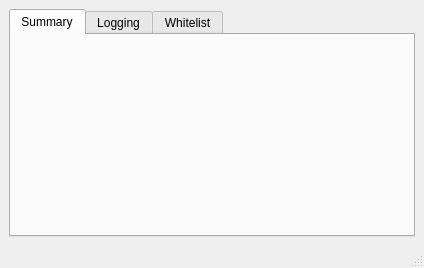
colecathcart/609Capstone, file GUI/mainwindow.ui: the form before one commit.
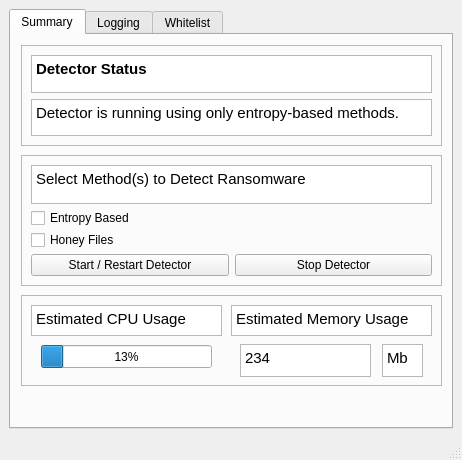
The form after the commit. The open tabs and pages were chosen to show the change.

Commit message: Summary tab layout

Patch:
```diff
--- a/GUI/mainwindow.ui
+++ b/GUI/mainwindow.ui
@@ -6,19 +6,34 @@
    <rect>
     <x>0</x>
     <y>0</y>
-    <width>424</width>
-    <height>268</height>
+    <width>462</width>
+    <height>460</height>
    </rect>
   </property>
+  <property name="sizePolicy">
+   <sizepolicy hsizetype="Maximum" vsizetype="Maximum">
+    <horstretch>0</horstretch>
+    <verstretch>0</verstretch>
+   </sizepolicy>
+  </property>
+  <property name="maximumSize">
+   <size>
+    <width>462</width>
+    <height>460</height>
+   </size>
+  </property>
   <property name="windowTitle">
    <string>EntropyCop</string>
   </property>
   <widget class="QWidget" name="centralwidget">
    <layout class="QHBoxLayout" name="horizontalLayout">
     <item>
-     <layout class="QVBoxLayout" name="verticalLayout">
+     <layout class="QHBoxLayout" name="horizontalLayout_2">
       <item>
        <widget class="QTabWidget" name="tabWidget">
+        <property name="tabPosition">
+         <enum>QTabWidget::TabPosition::North</enum>
+        </property>
         <property name="currentIndex">
          <number>2</number>
         </property>
@@ -26,6 +41,275 @@
          <attribute name="title">
           <string>Summary</string>
          </attribute>
+         <widget class="QFrame" name="frame">
+          <property name="geometry">
+           <rect>
+            <x>10</x>
+            <y>120</y>
+            <width>421</width>
+            <height>131</height>
+           </rect>
+          </property>
+          <property name="sizePolicy">
+           <sizepolicy hsizetype="Preferred" vsizetype="Preferred">
+            <horstretch>0</horstretch>
+            <verstretch>0</verstretch>
+           </sizepolicy>
+          </property>
+          <property name="frameShape">
+           <enum>QFrame::Shape::StyledPanel</enum>
+          </property>
+          <property name="frameShadow">
+           <enum>QFrame::Shadow::Raised</enum>
+          </property>
+          <layout class="QGridLayout" name="gridLayout">
+           <item row="2" column="1">
+            <widget class="QPushButton" name="pushButton_2">
+             <property name="text">
+              <string>Stop Detector</string>
+             </property>
+            </widget>
+           </item>
+           <item row="2" column="0">
+            <widget class="QPushButton" name="pushButton">
+             <property name="text">
+              <string>Start / Restart Detector</string>
+             </property>
+            </widget>
+           </item>
+           <item row="1" column="0">
+            <layout class="QVBoxLayout" name="verticalLayout">
+             <item>
+              <widget class="QCheckBox" name="checkBox">
+               <property name="text">
+                <string>Entropy Based</string>
+               </property>
+              </widget>
+             </item>
+             <item>
+              <widget class="QCheckBox" name="checkBox_2">
+               <property name="text">
+                <string>Honey Files</string>
+               </property>
+              </widget>
+             </item>
+            </layout>
+           </item>
+           <item row="0" column="0" colspan="2">
+            <widget class="QTextBrowser" name="textBrowser_2">
+             <property name="html">
+              <string>&lt;!DOCTYPE HTML PUBLIC &quot;-//W3C//DTD HTML 4.0//EN&quot; &quot;http://www.w3.org/TR/REC-html40/strict.dtd&quot;&gt;
+&lt;html&gt;&lt;head&gt;&lt;meta name=&quot;qrichtext&quot; content=&quot;1&quot; /&gt;&lt;meta charset=&quot;utf-8&quot; /&gt;&lt;style type=&quot;text/css&quot;&gt;
+p, li { white-space: pre-wrap; }
+hr { height: 1px; border-width: 0; }
+li.unchecked::marker { content: &quot;\2610&quot;; }
+li.checked::marker { content: &quot;\2612&quot;; }
+&lt;/style&gt;&lt;/head&gt;&lt;body style=&quot; font-family:'Ubuntu Sans'; font-size:11pt; font-weight:400; font-style:normal;&quot;&gt;
+&lt;p style=&quot; margin-top:0px; margin-bottom:0px; margin-left:0px; margin-right:0px; -qt-block-indent:0; text-indent:0px;&quot;&gt;Select Method(s) to Detect Ransomware &lt;/p&gt;&lt;/body&gt;&lt;/html&gt;</string>
+             </property>
+            </widget>
+           </item>
+          </layout>
+         </widget>
+         <widget class="QFrame" name="frame_2">
+          <property name="geometry">
+           <rect>
+            <x>10</x>
+            <y>260</y>
+            <width>421</width>
+            <height>91</height>
+           </rect>
+          </property>
+          <property name="frameShape">
+           <enum>QFrame::Shape::StyledPanel</enum>
+          </property>
+          <property name="frameShadow">
+           <enum>QFrame::Shadow::Raised</enum>
+          </property>
+          <widget class="QTextBrowser" name="textBrowser_5">
+           <property name="geometry">
+            <rect>
+             <x>10</x>
+             <y>10</y>
+             <width>191</width>
+             <height>31</height>
+            </rect>
+           </property>
+           <property name="verticalScrollBarPolicy">
+            <enum>Qt::ScrollBarPolicy::ScrollBarAlwaysOff</enum>
+           </property>
+           <property name="horizontalScrollBarPolicy">
+            <enum>Qt::ScrollBarPolicy::ScrollBarAlwaysOff</enum>
+           </property>
+           <property name="html">
+            <string>&lt;!DOCTYPE HTML PUBLIC &quot;-//W3C//DTD HTML 4.0//EN&quot; &quot;http://www.w3.org/TR/REC-html40/strict.dtd&quot;&gt;
+&lt;html&gt;&lt;head&gt;&lt;meta name=&quot;qrichtext&quot; content=&quot;1&quot; /&gt;&lt;meta charset=&quot;utf-8&quot; /&gt;&lt;style type=&quot;text/css&quot;&gt;
+p, li { white-space: pre-wrap; }
+hr { height: 1px; border-width: 0; }
+li.unchecked::marker { content: &quot;\2610&quot;; }
+li.checked::marker { content: &quot;\2612&quot;; }
+&lt;/style&gt;&lt;/head&gt;&lt;body style=&quot; font-family:'Ubuntu Sans'; font-size:11pt; font-weight:400; font-style:normal;&quot;&gt;
+&lt;p style=&quot; margin-top:0px; margin-bottom:0px; margin-left:0px; margin-right:0px; -qt-block-indent:0; text-indent:0px;&quot;&gt;Estimated CPU Usage&lt;/p&gt;&lt;/body&gt;&lt;/html&gt;</string>
+           </property>
+          </widget>
+          <widget class="QTextBrowser" name="textBrowser_6">
+           <property name="geometry">
+            <rect>
+             <x>210</x>
+             <y>10</y>
+             <width>201</width>
+             <height>31</height>
+            </rect>
+           </property>
+           <property name="verticalScrollBarPolicy">
+            <enum>Qt::ScrollBarPolicy::ScrollBarAlwaysOff</enum>
+           </property>
+           <property name="horizontalScrollBarPolicy">
+            <enum>Qt::ScrollBarPolicy::ScrollBarAlwaysOff</enum>
+           </property>
+           <property name="html">
+            <string>&lt;!DOCTYPE HTML PUBLIC &quot;-//W3C//DTD HTML 4.0//EN&quot; &quot;http://www.w3.org/TR/REC-html40/strict.dtd&quot;&gt;
+&lt;html&gt;&lt;head&gt;&lt;meta name=&quot;qrichtext&quot; content=&quot;1&quot; /&gt;&lt;meta charset=&quot;utf-8&quot; /&gt;&lt;style type=&quot;text/css&quot;&gt;
+p, li { white-space: pre-wrap; }
+hr { height: 1px; border-width: 0; }
+li.unchecked::marker { content: &quot;\2610&quot;; }
+li.checked::marker { content: &quot;\2612&quot;; }
+&lt;/style&gt;&lt;/head&gt;&lt;body style=&quot; font-family:'Ubuntu Sans'; font-size:11pt; font-weight:400; font-style:normal;&quot;&gt;
+&lt;p style=&quot; margin-top:0px; margin-bottom:0px; margin-left:0px; margin-right:0px; -qt-block-indent:0; text-indent:0px;&quot;&gt;Estimated Memory Usage&lt;/p&gt;&lt;/body&gt;&lt;/html&gt;</string>
+           </property>
+          </widget>
+          <widget class="QWidget" name="widget" native="true">
+           <property name="geometry">
+            <rect>
+             <x>10</x>
+             <y>40</y>
+             <width>191</width>
+             <height>41</height>
+            </rect>
+           </property>
+           <widget class="QProgressBar" name="progressBar">
+            <property name="geometry">
+             <rect>
+              <x>10</x>
+              <y>10</y>
+              <width>171</width>
+              <height>23</height>
+             </rect>
+            </property>
+            <property name="value">
+             <number>13</number>
+            </property>
+           </widget>
+          </widget>
+          <widget class="QWidget" name="widget_2" native="true">
+           <property name="geometry">
+            <rect>
+             <x>210</x>
+             <y>40</y>
+             <width>201</width>
+             <height>51</height>
+            </rect>
+           </property>
+           <widget class="QTextBrowser" name="textBrowser_7">
+            <property name="geometry">
+             <rect>
+              <x>9</x>
+              <y>9</y>
+              <width>131</width>
+              <height>33</height>
+             </rect>
+            </property>
+            <property name="verticalScrollBarPolicy">
+             <enum>Qt::ScrollBarPolicy::ScrollBarAlwaysOff</enum>
+            </property>
+            <property name="horizontalScrollBarPolicy">
+             <enum>Qt::ScrollBarPolicy::ScrollBarAlwaysOff</enum>
+            </property>
+            <property name="html">
+             <string>&lt;!DOCTYPE HTML PUBLIC &quot;-//W3C//DTD HTML 4.0//EN&quot; &quot;http://www.w3.org/TR/REC-html40/strict.dtd&quot;&gt;
+&lt;html&gt;&lt;head&gt;&lt;meta name=&quot;qrichtext&quot; content=&quot;1&quot; /&gt;&lt;meta charset=&quot;utf-8&quot; /&gt;&lt;style type=&quot;text/css&quot;&gt;
+p, li { white-space: pre-wrap; }
+hr { height: 1px; border-width: 0; }
+li.unchecked::marker { content: &quot;\2610&quot;; }
+li.checked::marker { content: &quot;\2612&quot;; }
+&lt;/style&gt;&lt;/head&gt;&lt;body style=&quot; font-family:'Ubuntu Sans'; font-size:11pt; font-weight:400; font-style:normal;&quot;&gt;
+&lt;p style=&quot; margin-top:0px; margin-bottom:0px; margin-left:0px; margin-right:0px; -qt-block-indent:0; text-indent:0px;&quot;&gt;234&lt;/p&gt;&lt;/body&gt;&lt;/html&gt;</string>
+            </property>
+           </widget>
+           <widget class="QTextBrowser" name="textBrowser_8">
+            <property name="geometry">
+             <rect>
+              <x>151</x>
+              <y>9</y>
+              <width>41</width>
+              <height>33</height>
+             </rect>
+            </property>
+            <property name="verticalScrollBarPolicy">
+             <enum>Qt::ScrollBarPolicy::ScrollBarAlwaysOff</enum>
+            </property>
+            <property name="horizontalScrollBarPolicy">
+             <enum>Qt::ScrollBarPolicy::ScrollBarAlwaysOff</enum>
+            </property>
+            <property name="html">
+             <string>&lt;!DOCTYPE HTML PUBLIC &quot;-//W3C//DTD HTML 4.0//EN&quot; &quot;http://www.w3.org/TR/REC-html40/strict.dtd&quot;&gt;
+&lt;html&gt;&lt;head&gt;&lt;meta name=&quot;qrichtext&quot; content=&quot;1&quot; /&gt;&lt;meta charset=&quot;utf-8&quot; /&gt;&lt;style type=&quot;text/css&quot;&gt;
+p, li { white-space: pre-wrap; }
+hr { height: 1px; border-width: 0; }
+li.unchecked::marker { content: &quot;\2610&quot;; }
+li.checked::marker { content: &quot;\2612&quot;; }
+&lt;/style&gt;&lt;/head&gt;&lt;body style=&quot; font-family:'Ubuntu Sans'; font-size:11pt; font-weight:400; font-style:normal;&quot;&gt;
+&lt;p style=&quot; margin-top:0px; margin-bottom:0px; margin-left:0px; margin-right:0px; -qt-block-indent:0; text-indent:0px;&quot;&gt;Mb&lt;/p&gt;&lt;/body&gt;&lt;/html&gt;</string>
+            </property>
+           </widget>
+          </widget>
+         </widget>
+         <widget class="QFrame" name="frame_3">
+          <property name="geometry">
+           <rect>
+            <x>10</x>
+            <y>10</y>
+            <width>421</width>
+            <height>101</height>
+           </rect>
+          </property>
+          <property name="frameShape">
+           <enum>QFrame::Shape::StyledPanel</enum>
+          </property>
+          <property name="frameShadow">
+           <enum>QFrame::Shadow::Raised</enum>
+          </property>
+          <layout class="QVBoxLayout" name="verticalLayout_2">
+           <item>
+            <widget class="QTextBrowser" name="textBrowser_4">
+             <property name="html">
+              <string>&lt;!DOCTYPE HTML PUBLIC &quot;-//W3C//DTD HTML 4.0//EN&quot; &quot;http://www.w3.org/TR/REC-html40/strict.dtd&quot;&gt;
+&lt;html&gt;&lt;head&gt;&lt;meta name=&quot;qrichtext&quot; content=&quot;1&quot; /&gt;&lt;meta charset=&quot;utf-8&quot; /&gt;&lt;style type=&quot;text/css&quot;&gt;
+p, li { white-space: pre-wrap; }
+hr { height: 1px; border-width: 0; }
+li.unchecked::marker { content: &quot;\2610&quot;; }
+li.checked::marker { content: &quot;\2612&quot;; }
+&lt;/style&gt;&lt;/head&gt;&lt;body style=&quot; font-family:'Ubuntu Sans'; font-size:11pt; font-weight:400; font-style:normal;&quot;&gt;
+&lt;p style=&quot; margin-top:0px; margin-bottom:0px; margin-left:0px; margin-right:0px; -qt-block-indent:0; text-indent:0px;&quot;&gt;&lt;span style=&quot; font-weight:700;&quot;&gt;Detector Status&lt;/span&gt;&lt;/p&gt;&lt;/body&gt;&lt;/html&gt;</string>
+             </property>
+            </widget>
+           </item>
+           <item>
+            <widget class="QTextBrowser" name="textBrowser_3">
+             <property name="html">
+              <string>&lt;!DOCTYPE HTML PUBLIC &quot;-//W3C//DTD HTML 4.0//EN&quot; &quot;http://www.w3.org/TR/REC-html40/strict.dtd&quot;&gt;
+&lt;html&gt;&lt;head&gt;&lt;meta name=&quot;qrichtext&quot; content=&quot;1&quot; /&gt;&lt;meta charset=&quot;utf-8&quot; /&gt;&lt;style type=&quot;text/css&quot;&gt;
+p, li { white-space: pre-wrap; }
+hr { height: 1px; border-width: 0; }
+li.unchecked::marker { content: &quot;\2610&quot;; }
+li.checked::marker { content: &quot;\2612&quot;; }
+&lt;/style&gt;&lt;/head&gt;&lt;body style=&quot; font-family:'Ubuntu Sans'; font-size:11pt; font-weight:400; font-style:normal;&quot;&gt;
+&lt;p style=&quot; margin-top:0px; margin-bottom:0px; margin-left:0px; margin-right:0px; -qt-block-indent:0; text-indent:0px;&quot;&gt;Detector is running using only entropy-based methods.&lt;/p&gt;&lt;/body&gt;&lt;/html&gt;</string>
+             </property>
+            </widget>
+           </item>
+          </layout>
+         </widget>
         </widget>
         <widget class="QWidget" name="logging_tab">
          <attribute name="title">
```
Left out of the diff: 9 changed lines with no effect on the pictures.
